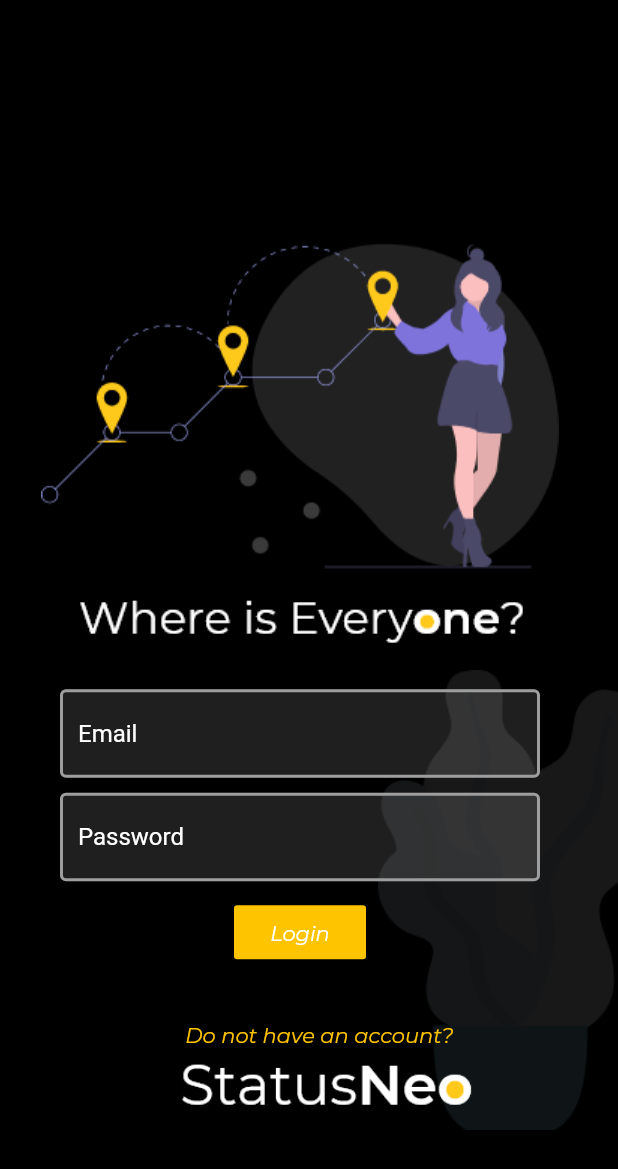
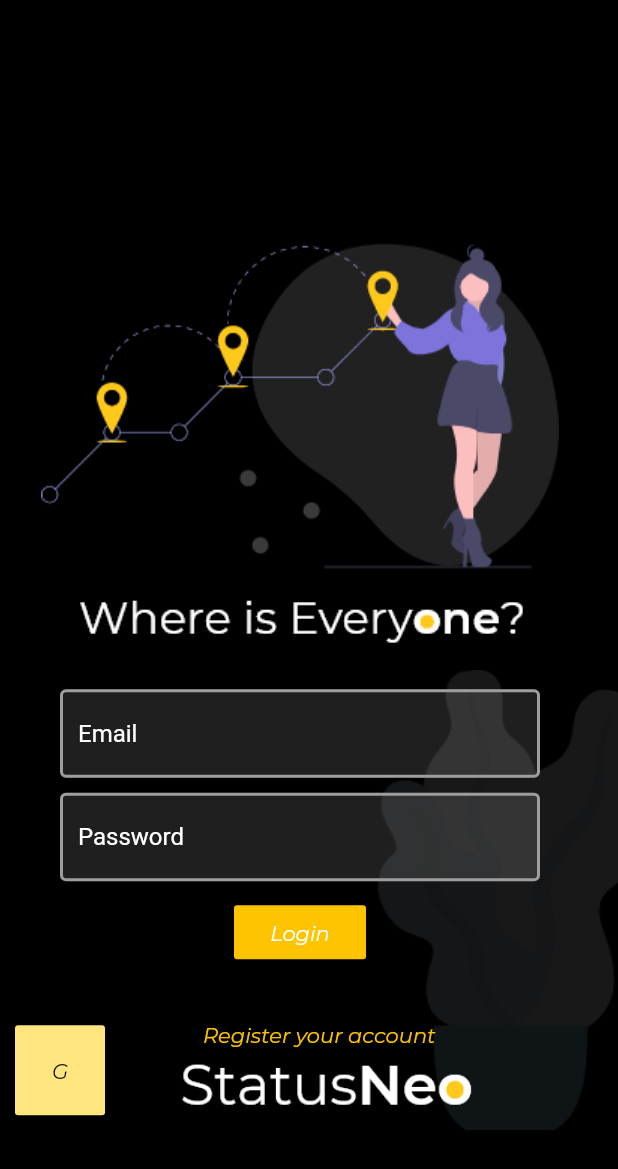
Before and after one commit to Shraddhasaini/Whereisevery1, a Flutter app: the screen it shows after launch, on a phone screen of 412 x 824 dp. Shown: the top 1169 px of the screen. Run offline on Flutter 3.47's test engine with Material 2 defaults, Android fonts, the phone set to English and light mode, and no system bars; our stand-ins replace cloud_firestore, firebase_auth, flutter_spinkit, google_sign_in; accounts and stored records are empty.

```diff
--- a/lib/screens/authenticate/sign_in.dart
+++ b/lib/screens/authenticate/sign_in.dart
@@ -82,6 +82,31 @@ class _sign_inState extends State<sign_in> {
                     ),
                   ),
                   Positioned(
+                    left: 10,
+                    bottom: 10,
+                    width: 60,
+                    height: 60,
+                    child: RaisedButton(
+                      color: Colors.amberAccent[100],
+                      child: Text(
+                        'G',
+                        style: TextStyle(
+                          fontFamily: 'Montserrat',
+                          color: Colors.black,
+                          fontStyle: FontStyle.italic,
+                        ),
+                      ),
+                      onPressed: () async {
+                        dynamic result = await _auth.googleSignIn1();
+                        if (result == null){
+                          setState(() { error = 'please supply a valid email';
+                          loading = false;
+                          });
+                        }
+                      },
+                    ),
+                  ),
+                  Positioned(
                     left: 0,
                     bottom: 0,
                     child: Container(
@@ -143,7 +168,7 @@ class _sign_inState extends State<sign_in> {
                             FlatButton(
                               //color: Colors.black,
                               child: Text(
-                                '       Do not have an account?',
+                                '       Register your account',
                                 style: TextStyle(
                                   fontFamily: 'Montserrat',
                                   color: Colors.amberAccent[400],
--- a/lib/screens/home/settings.dart
+++ b/lib/screens/home/settings.dart
@@ -87,9 +87,11 @@ class _SettingsFormState extends State<SettingsForm> {
             ),
           );
         } else{
-                return Loading();
+                return Text(
+                  'You are in View-mode. To update your information you need to register your account',
+                  style: TextStyle(fontSize: 18.0),
+                );
         }
-
       }
     );
   }
```
Also changed, not shown: lib/services/auth.dart (+23 -2 lines).
